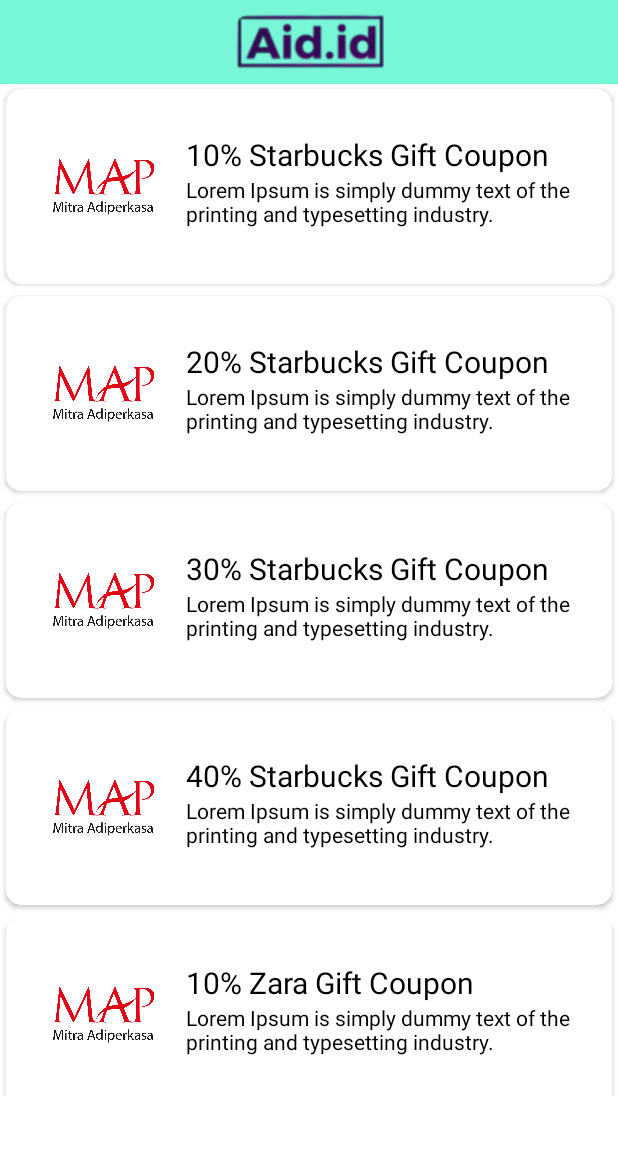
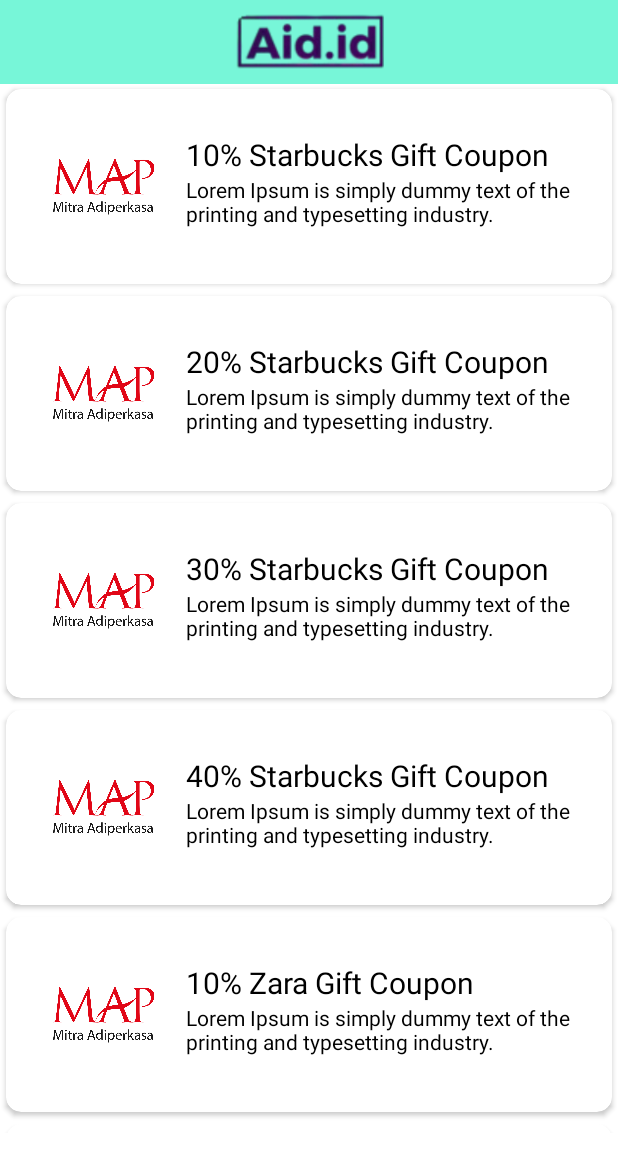
Before and after one commit to bryanoliverh/Aid.id, an Android app: the RewardsActivity screen opened directly, with no data from a screen before it, on a phone screen of 412 x 824 dp. Shown: the top 1156 px of the screen. Run offline under Robolectric (Android 15) with nearby library versions, the phone set to English and light mode, and no system bars; network calls fail.

Commit message:
update xml

```diff
--- a/app/src/main/res/layout/activity_hospital2.xml
+++ b/app/src/main/res/layout/activity_hospital2.xml
@@ -40,7 +40,7 @@
         <androidx.recyclerview.widget.RecyclerView
             android:id="@+id/hospitalrecycler"
             android:layout_width="match_parent"
-            android:layout_height="wrap_content"
+            android:layout_height="700dp"
             android:layout_alignParentBottom="true"
             android:layout_marginBottom="10dp"
             tools:itemCount="100"
--- a/app/src/main/res/layout/activity_rewards.xml
+++ b/app/src/main/res/layout/activity_rewards.xml
@@ -40,17 +40,12 @@
         <androidx.recyclerview.widget.RecyclerView
             android:id="@+id/rv_recyclerView"
             android:layout_width="match_parent"
-            android:layout_height="675dp"
+            android:layout_height="700dp"
             android:layout_alignParentBottom="true"
             android:layout_marginTop="45dp"
             android:layout_marginBottom="10dp"
             tools:itemCount="17"
             tools:listitem="@layout/item_layout" />
 
-
-
-
-
-
     </RelativeLayout>
 </ScrollView>
```
